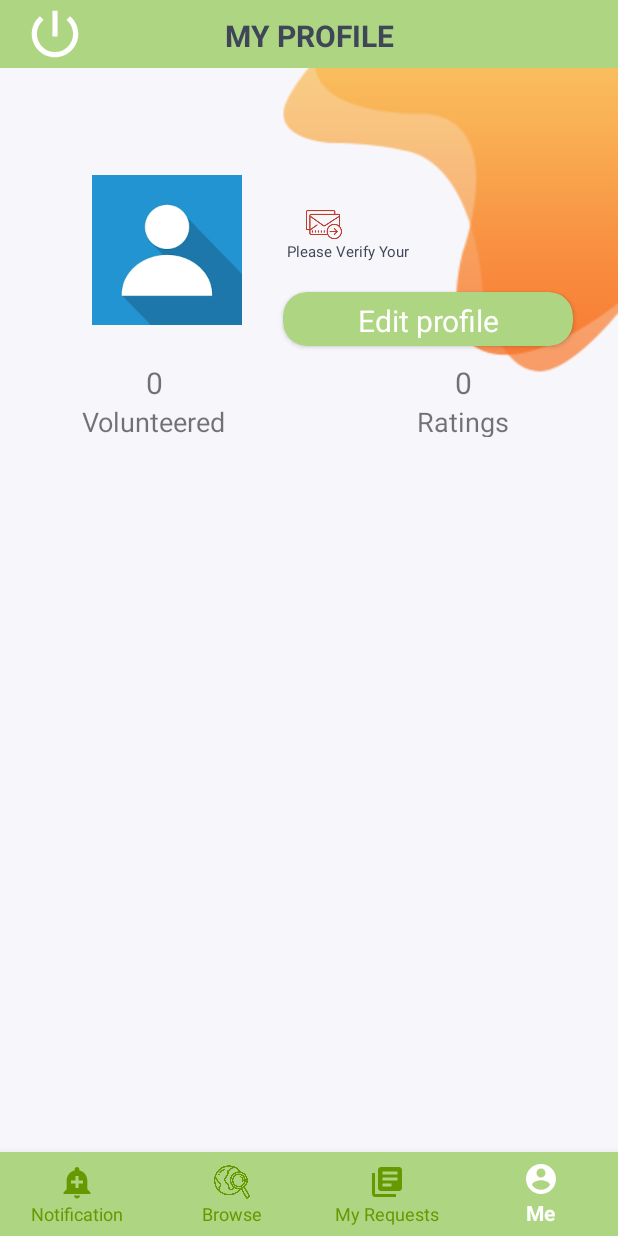
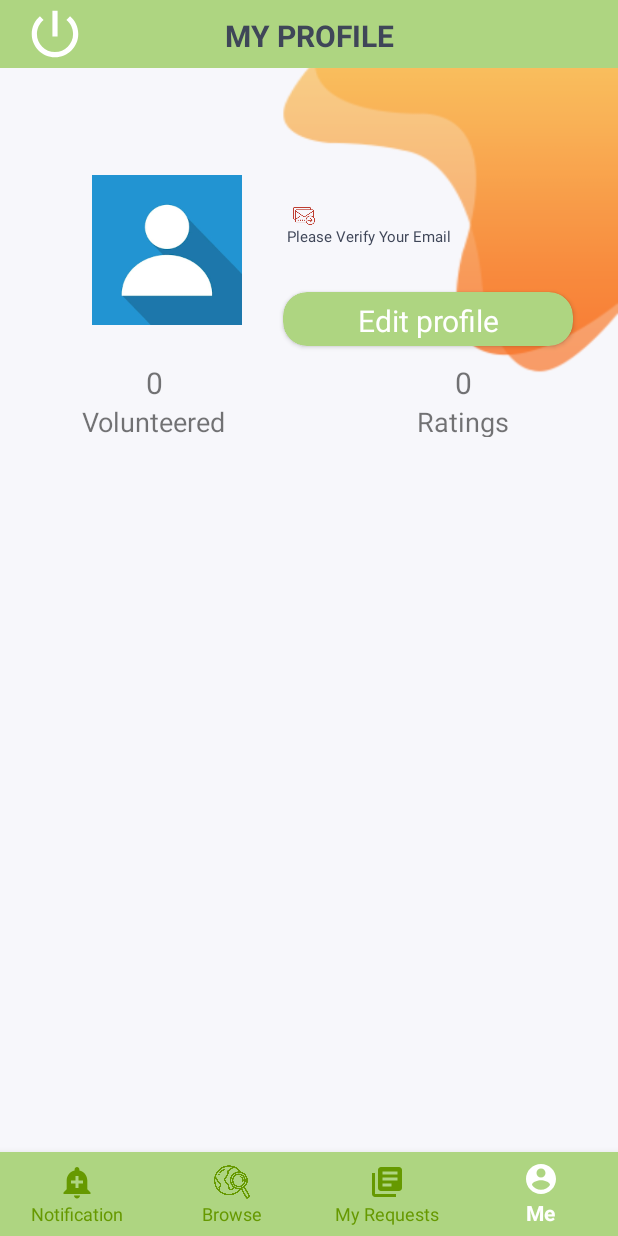
Before and after one commit to HussaSq/Qoot, an Android app: the VolunteerProfile screen opened directly, with no data from a screen before it, on a phone screen of 412 x 824 dp. Run offline under Robolectric (Android 15) with nearby library versions, the phone set to English and light mode, and no system bars; our stand-ins replace Firebase (no records; nobody signed in at launch, a user with empty details on screens opened directly), Picasso; pictures from the network do not load.

Commit message:
fix icon

```diff
--- a/app/src/main/res/layout/activity_volunteer_profile.xml
+++ b/app/src/main/res/layout/activity_volunteer_profile.xml
@@ -140,8 +140,8 @@
 
             <ImageView
                 android:id="@+id/imageView2"
-                android:layout_width="48dp"
-                android:layout_height="25dp"
+                android:layout_width="22dp"
+                android:layout_height="15dp"
                 app:layout_constraintBottom_toTopOf="@+id/textView3"
                 app:layout_constraintEnd_toEndOf="parent"
                 app:layout_constraintHorizontal_bias="0.451"
@@ -152,8 +152,8 @@
 
             <TextView
                 android:id="@+id/textView3"
-                android:layout_width="wrap_content"
-                android:layout_height="13dp"
+                android:layout_width="133dp"
+                android:layout_height="wrap_content"
                 android:layout_marginEnd="3dp"
                 android:layout_marginRight="3dp"
                 android:layout_marginBottom="2dp"
```
Also changed, not shown: app/src/main/res/layout/activity_donator_profile.xml (+4 -3 lines).
